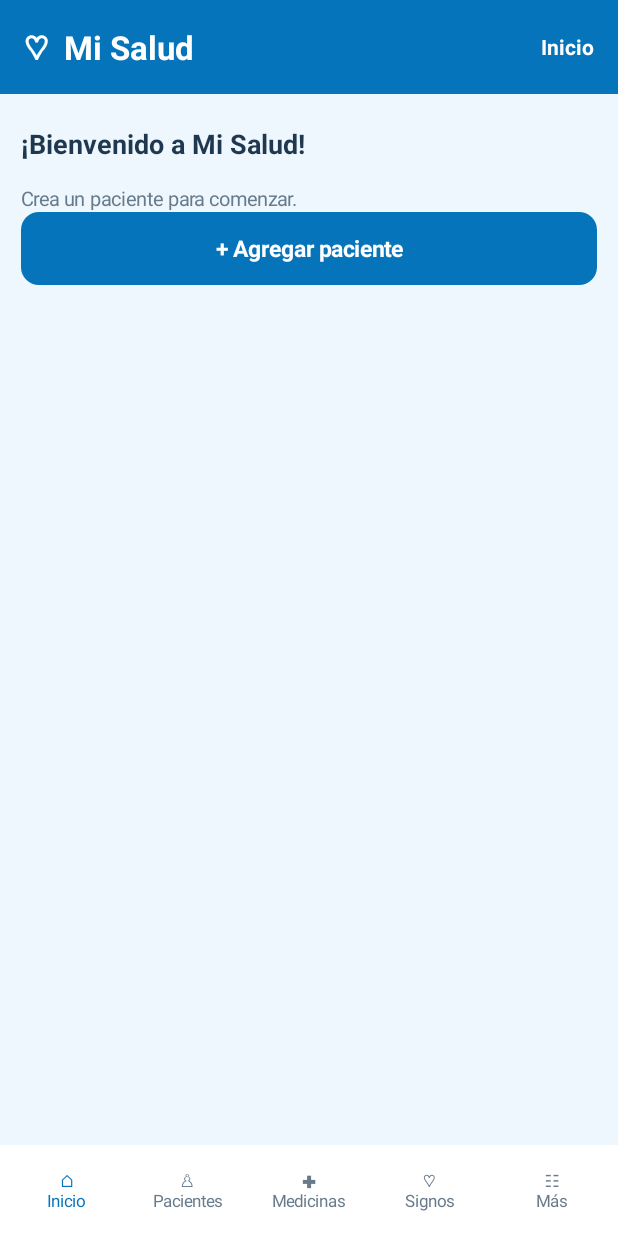
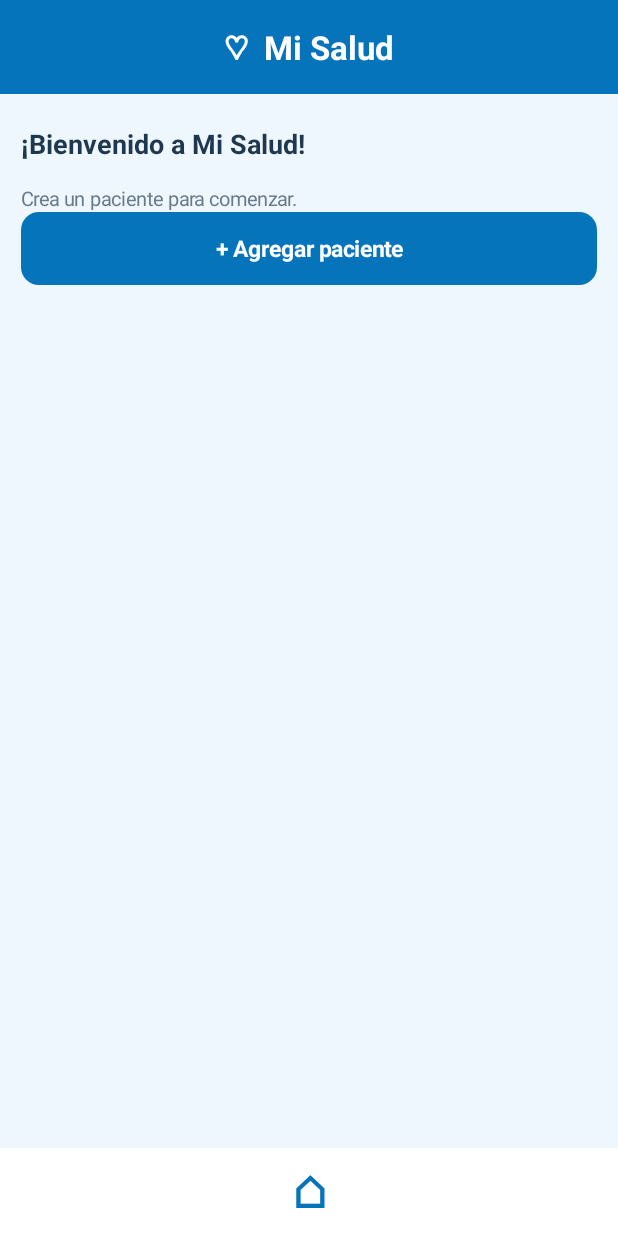
Before and after one commit to atamayousa-art/MiSalud, an Android app: the screen it shows after launch (MainActivity), on a phone screen of 412 x 824 dp. Run offline under Robolectric (Android 15) with nearby library versions, the phone set to English and light mode, and no system bars.

Commit message:
Add files via upload

```diff
--- a/app/build.gradle.kts
+++ b/app/build.gradle.kts
@@ -6,8 +6,8 @@ android {
         applicationId = "com.misalud.app"
         minSdk = 26
         targetSdk = 35
-        versionCode = 3
-        versionName = "1.2-beta"
+        versionCode = 4
+        versionName = "1.3-beta"
     }
     compileOptions {
         sourceCompatibility = JavaVersion.VERSION_17
--- a/app/src/main/java/com/misalud/app/MainActivity.java
+++ b/app/src/main/java/com/misalud/app/MainActivity.java
@@ -37,13 +37,15 @@ public class MainActivity extends Activity {
     TextView smallBtn(String s,int color,Runnable f){TextView t=btn(s,color,f);t.setTextSize(13);return t;}
     void heading(String s){TextView t=txt(s,18,ink,true);pad(t,0,5);add(body,t);gap(body,10);}
     void note(LinearLayout l,String s){TextView t=txt(s,13,muted,false);add(l,t);}
-    void show(String p){page=p;root=column();root.setBackgroundColor(bg);root.setFitsSystemWindows(true);setContentView(root);header=row();header.setBackgroundColor(blue);pad(header,16,16);add(root,header);
-        TextView logo=txt("♡  Mi Salud",22,Color.WHITE,true);header.addView(logo,new LinearLayout.LayoutParams(0,-2,1));TextView title=txt(p.equals("Hoy")?"Inicio":p,14,Color.WHITE,true);header.addView(title);
-        ScrollView scroll=new ScrollView(this);scroll.setFillViewport(true);root.addView(scroll,new LinearLayout.LayoutParams(-1,0,1));body=column();pad(body,14,15);scroll.addView(body);
+    void show(String p){page=p;root=column();root.setBackgroundColor(bg);root.setFitsSystemWindows(true);setContentView(root);
+        header=row();header.setGravity(Gravity.CENTER);header.setBackgroundColor(blue);pad(header,16,16);add(root,header);
+        // Cabecera centrada, sin texto de sección duplicado.
+        TextView logo=txt("♡  Mi Salud",22,Color.WHITE,true);logo.setGravity(Gravity.CENTER);add(header,logo);
+        ScrollView scroll=new ScrollView(this);scroll.setFillViewport(true);scroll.setClipToPadding(false);root.addView(scroll,new LinearLayout.LayoutParams(-1,0,1));body=column();pad(body,14,15);body.setClipChildren(false);body.setClipToPadding(false);scroll.addView(body);
         switch(p){case "Hoy":home();break;case "Pacientes":patients();break;case "Medicamentos":medicines();break;case "Signos":vitals();break;case "Síntomas":symptoms();break;case "Citas":visits();break;case "Exámenes":exams();break;case "Historial":history();break;default:home();}
-        LinearLayout nav=row();nav.setBackgroundColor(Color.WHITE);pad(nav,4,7);add(root,nav);
-        String[] labels={"⌂\nInicio","♙\nPacientes","✚\nMedicinas","♡\nSignos","☷\nMás"};String[] targets={"Hoy","Pacientes","Medicamentos","Signos","Más"};
-        for(int i=0;i<labels.length;i++){final String dest=targets[i];TextView t=txt(labels[i],11,(page.equals(dest)||(dest.equals("Más")&&Arrays.asList("Síntomas","Citas","Exámenes","Historial").contains(page)))?blue:muted,false);t.setGravity(Gravity.CENTER);nav.addView(t,new LinearLayout.LayoutParams(0,dp(46),1));t.setOnClickListener(v->{if(dest.equals("Más"))more();else show(dest);});}
+        // Único botón inferior: volver a la pantalla gráfica principal.
+        LinearLayout nav=row();nav.setGravity(Gravity.CENTER);nav.setBackgroundColor(Color.WHITE);pad(nav,4,5);add(root,nav);
+        TextView homeButton=txt("⌂",29,blue,true);homeButton.setGravity(Gravity.CENTER);homeButton.setContentDescription("Volver a inicio");homeButton.setMinimumWidth(dp(76));homeButton.setMinimumHeight(dp(48));nav.addView(homeButton);homeButton.setOnClickListener(v->show("Hoy"));
     }
     ArrayList<ContentValues> all(String table){return db.rows(table,null,null,"_id DESC");}
     ContentValues selected(){if(patient==0){ArrayList<ContentValues> ps=all("patients");if(!ps.isEmpty())patient=Db.num(ps.get(ps.size()-1),"_id");}return db.one("patients",patient);}
@@ -71,7 +73,7 @@ public class MainActivity extends Activity {
         events.sort(Comparator.comparingLong(a->Long.parseLong(a[0])));
         if(events.isEmpty())note(c,"No hay actividades programadas para hoy.");
         for(String[] e:events){TextView t=txt(new SimpleDateFormat("HH:mm",Locale.getDefault()).format(new Date(Long.parseLong(e[0])))+"   "+e[1],14,ink,false);pad(t,6,11);add(c,t);t.setOnClickListener(v->{if(e[2].equals("med"))doseDialog(db.one("medicines",Long.parseLong(e[3])),Long.parseLong(e[4]));else show("Citas");});}
-        cardAdd(c);heading("Accesos rápidos");String[] names={"💊 Medicamentos","📅 Citas médicas","🧪 Exámenes","🌡️ Signos vitales","📝 Síntomas","🕘 Historial"};String[] targets={"Medicamentos","Citas","Exámenes","Signos","Síntomas","Historial"};for(int i=0;i<names.length;i+=2){LinearLayout r=row();for(int j=i;j<Math.min(i+2,names.length);j++){final String target=targets[j];TextView b=btn(names[j],j%2==0?blue:Color.rgb(50,158,189),()->show(target));b.setTextSize(13);LinearLayout.LayoutParams lp=new LinearLayout.LayoutParams(0,dp(75),1);lp.setMargins(dp(3),0,dp(3),dp(9));r.addView(b,lp);}add(body,r);} }
+        cardAdd(c);heading("Accesos rápidos");String[] names={"💊 Medicamentos","📅 Citas médicas","🧪 Exámenes","🌡️ Signos vitales","📝 Síntomas","🕘 Historial"};String[] targets={"Medicamentos","Citas","Exámenes","Signos","Síntomas","Historial"};for(int i=0;i<names.length;i+=2){LinearLayout r=row();r.setClipChildren(false);r.setClipToPadding(false);for(int j=i;j<Math.min(i+2,names.length);j++){final String target=targets[j];TextView b=btn(names[j],j%2==0?blue:Color.rgb(50,158,189),()->show(target));b.setTextSize(13);b.setPadding(dp(8),dp(10),dp(8),dp(10));b.setGravity(Gravity.CENTER);LinearLayout.LayoutParams lp=new LinearLayout.LayoutParams(0,dp(78),1);lp.setMargins(dp(3),dp(5),dp(3),dp(8));r.addView(b,lp);}add(body,r);} }
     void patients(){heading("Perfiles familiares");add(body,btn("+ Agregar paciente",blue,()->editPatient(null)));gap(body,12);for(ContentValues p:all("patients")){LinearLayout c=card();add(c,txt("● "+Db.str(p,"short_name"),19,patientColor(p),true));add(c,txt(Db.str(p,"full_name"),15,ink,false));note(c,Db.str(p,"age")+" años · "+Db.str(p,"sex"));if(!Db.str(p,"birth_date").isEmpty())note(c,"Nacimiento: "+Db.str(p,"birth_date"));if(!Db.str(p,"allergies").isEmpty())note(c,"Alergias: "+Db.str(p,"allergies"));gap(c,8);add(c,smallBtn("Editar perfil",blue,()->editPatient(p)));cardAdd(c);} }
     void medicines(){heading("Medicamentos");selector();if(selected()==null)return;add(body,btn("+ Agregar medicamento",blue,()->editMedicine(null)));gap(body,12);for(ContentValues m:db.rows("medicines","patient_id=?",new String[]{""+patient},"_id DESC")){
         LinearLayout c=card();boolean done=expired(m);if(done)c.setAlpha(0.60f);add(c,txt((done?"✓ ":"💊 ")+Db.str(m,"name"),18,done?muted:ink,true));note(c,(done?"TRATAMIENTO FINALIZADO · ":"")+Db.str(m,"presentation")+" · Cada "+Db.str(m,"every_hours")+" horas");if(!Db.str(m,"purpose").isEmpty())note(c,"¿Para qué sirve? "+Db.str(m,"purpose"));note(c,"Indicaciones: "+Db.str(m,"instructions"));note(c,"Hasta: "+date.format(new Date(Db.num(m,"end_at")))+(Db.num(m,"active")==0?" · Inactivo":""));if(!done)note(c,"Próxima toma programada: "+datetime.format(new Date(nextDose(m))));
```
